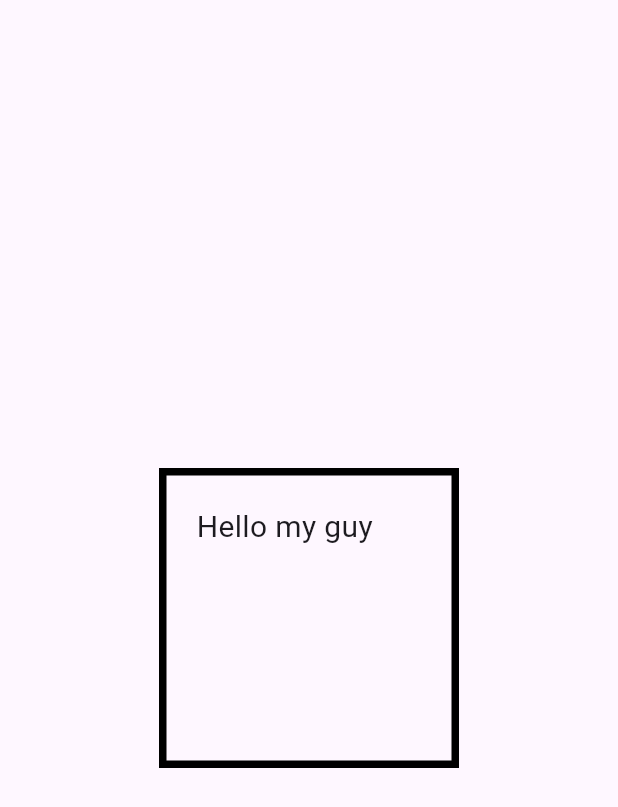
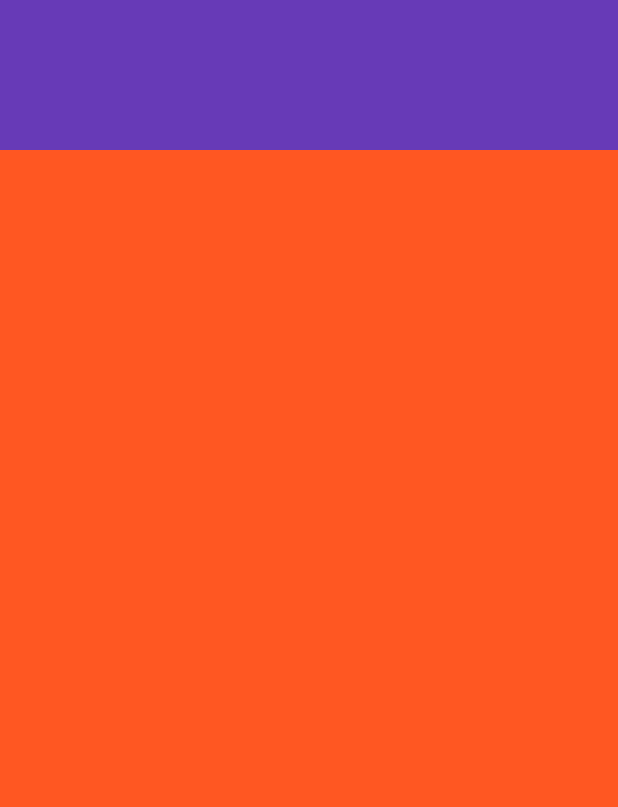
Before and after one commit to Odhi-ambo/flutter_widgets_101, a Flutter app: the screen it shows after launch, on a phone screen of 412 x 824 dp. Shown: the top 807 px of the screen. Run offline on Flutter 3.47's test engine with Material 3 defaults, Android fonts, the phone set to English and light mode, and no system bars.

Commit message:
intial commit-Expanded widget

```diff
--- a/lib/homepage.dart
+++ b/lib/homepage.dart
@@ -1,4 +1,5 @@
 import 'package:flutter/material.dart';
+import 'package:flutter/widgets.dart';
 
 class HomePage extends StatelessWidget {
   const HomePage({super.key});
@@ -6,7 +7,7 @@ class HomePage extends StatelessWidget {
   @override
   Widget build(BuildContext context) {
     return Scaffold(
-      body: Center(
+      /* body: Center(
         child: Container(
           padding: EdgeInsets.all(20),
           height: 200,
@@ -21,6 +22,20 @@ class HomePage extends StatelessWidget {
             ),
           ),
         ),
+      ),*/
+      body: Column(
+        children: [
+          Container(
+            height: 100,
+            color: Colors.deepPurple,
+          ),
+          Expanded(
+            child: Container(
+              height: 150,
+              color: Colors.deepOrange,
+            ),
+          )
+        ],
       ),
     );
   }
```
